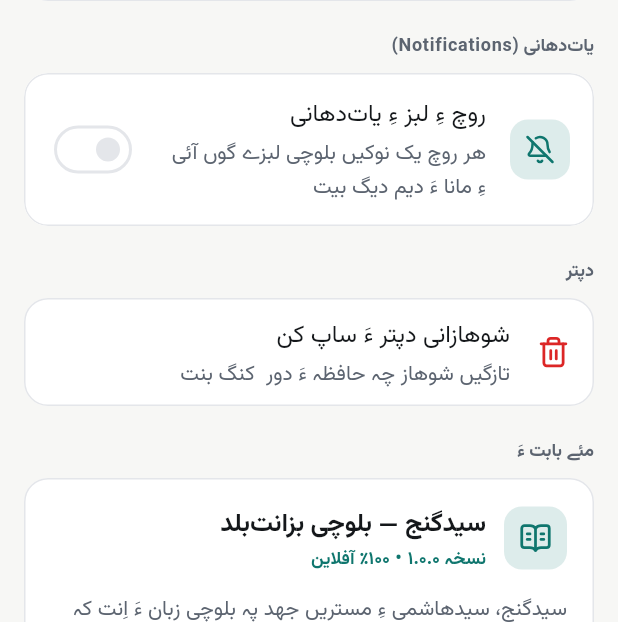
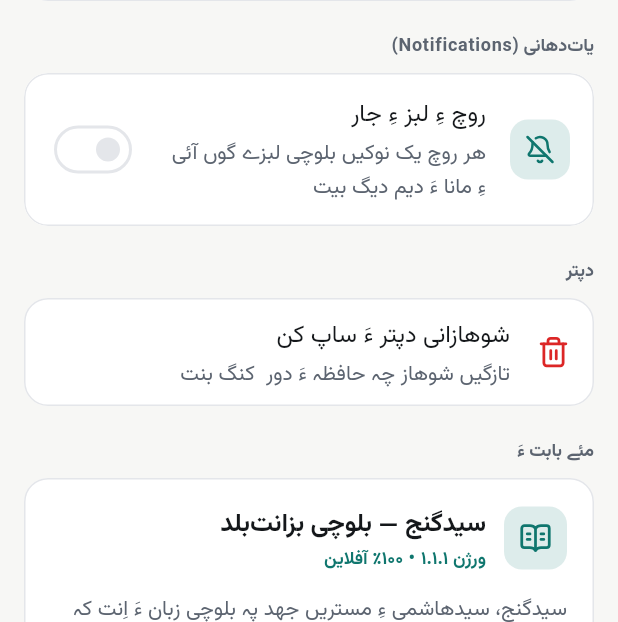
Before and after one commit to mo4wez/sayadganj, a Flutter app: the SettingsScreen screen opened directly, scrolled down 576 dp, on a phone screen of 412 x 824 dp. Shown: the part 614-1236 px from the top of the screen. Run offline on Flutter 3.47's test engine with Material 3 defaults, Android fonts, the phone set to English and light mode, and no system bars; our stand-ins replace carousel_slider, flutter_animate, flutter_local_notifications, flutter_riverpod, google_nav_bar, lucide_icons_flutter and 6 more; accounts and stored records are empty; network calls fail.

Commit message:
fix(ui-text): corrected balochi texts

```diff
--- a/lib/features/settings/presentation/widgets/about_app_card.dart
+++ b/lib/features/settings/presentation/widgets/about_app_card.dart
@@ -126,7 +126,7 @@ class AboutAppCard extends StatelessWidget {
                       ),
                       const SizedBox(height: 2),
                       Text(
-                        'نسخہ ۱.۰.۰ • ۱۰۰٪ آفلاین',
+                        'ورژن ۱.۱.۱ • ۱۰۰٪ آفلاین',
                         style: theme.textTheme.labelMedium?.copyWith(
                           color: colorScheme.primary,
                         ),
--- a/lib/features/settings/presentation/widgets/notification_settings_card.dart
+++ b/lib/features/settings/presentation/widgets/notification_settings_card.dart
@@ -44,7 +44,7 @@ class NotificationSettingsCard extends ConsumerWidget {
                 size: 20,
               ),
             ),
-            title: const Text('روچ ءِ لبز ءِ یات‌دھانی'),
+            title: const Text('روچ ءِ لبز ءِ جار'),
             subtitle: const Text(
               'هر روچ یک نوکیں بلوچی لبزے گوں آئی ءِ مانا ءَ دیم دیگ بیت',
             ),
@@ -59,7 +59,7 @@ class NotificationSettingsCard extends ConsumerWidget {
                 ScaffoldMessenger.of(context).showSnackBar(
                   const SnackBar(
                     content: Text(
-                      'پہ یات‌دھانی ءَ چہ تنظیمات ءِ تہ ءَ اجازت بہ دئے',
+                      'پہ جار جنگ ءَ چہ  موبائل ءِ کاربوج ءِ تہ ءَ اجازت بہ دئے',
                     ),
                     behavior: SnackBarBehavior.floating,
                   ),
@@ -79,7 +79,7 @@ class NotificationSettingsCard extends ConsumerWidget {
                 size: 19,
                 color: colorScheme.primary,
               ),
-              title: const Text('یات‌دھانی ءِ وهد'),
+              title: const Text('جار ءِ وهد'),
               trailing: Container(
                 padding: const EdgeInsets.symmetric(
                   horizontal: 12,
@@ -126,7 +126,7 @@ class NotificationSettingsCard extends ConsumerWidget {
                 size: 19,
                 color: colorScheme.primary,
               ),
-              title: const Text('تستِ یات‌دھانی (۵ سیکنڈ)'),
+              title: const Text('جار ءِ تِست (۵ سیکنڈ)'),
               subtitle: const Text('فقط در حالت Debug نمایش داده می‌شود'),
               onTap: () async {
                 HapticFeedback.selectionClick();
@@ -135,7 +135,7 @@ class NotificationSettingsCard extends ConsumerWidget {
                 if (!context.mounted) return;
                 ScaffoldMessenger.of(context).showSnackBar(
                   SnackBar(
-                    content: Text(error ?? '۵ سیکنڈ ءَ رند یات‌دھانی کیت...'),
+                    content: Text(error ?? '۵ سیکنڈ ءَ جار کیت...'),
                     behavior: SnackBarBehavior.floating,
                   ),
                 );
--- a/lib/features/splash/presentation/splash_screen.dart
+++ b/lib/features/splash/presentation/splash_screen.dart
@@ -140,7 +140,7 @@ class _SplashScreenState extends State<SplashScreen> {
                           ),
                         ),
                         child: Text(
-                          'بلوچی ءَ پہ بلوچی لبزبلد',
+                          'بلوچی ءَ پہ بلوچی بزانت‌بلد',
                           textAlign: TextAlign.center,
                           style: theme.textTheme.labelMedium?.copyWith(
                             color: colorScheme.primary,
```
